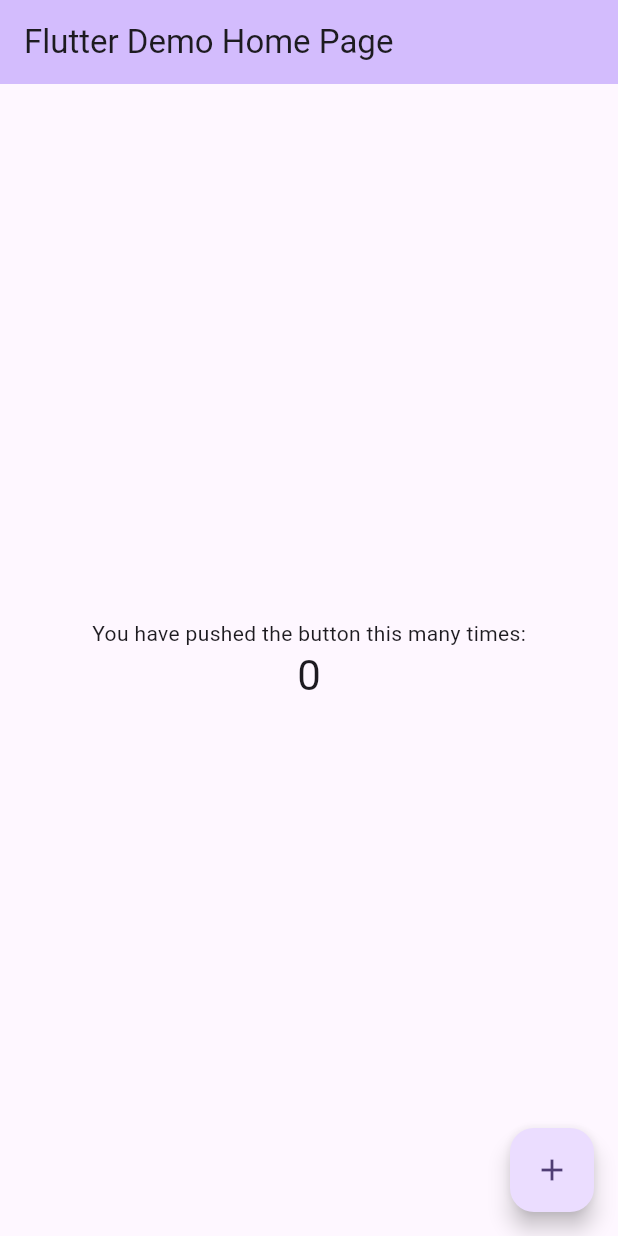
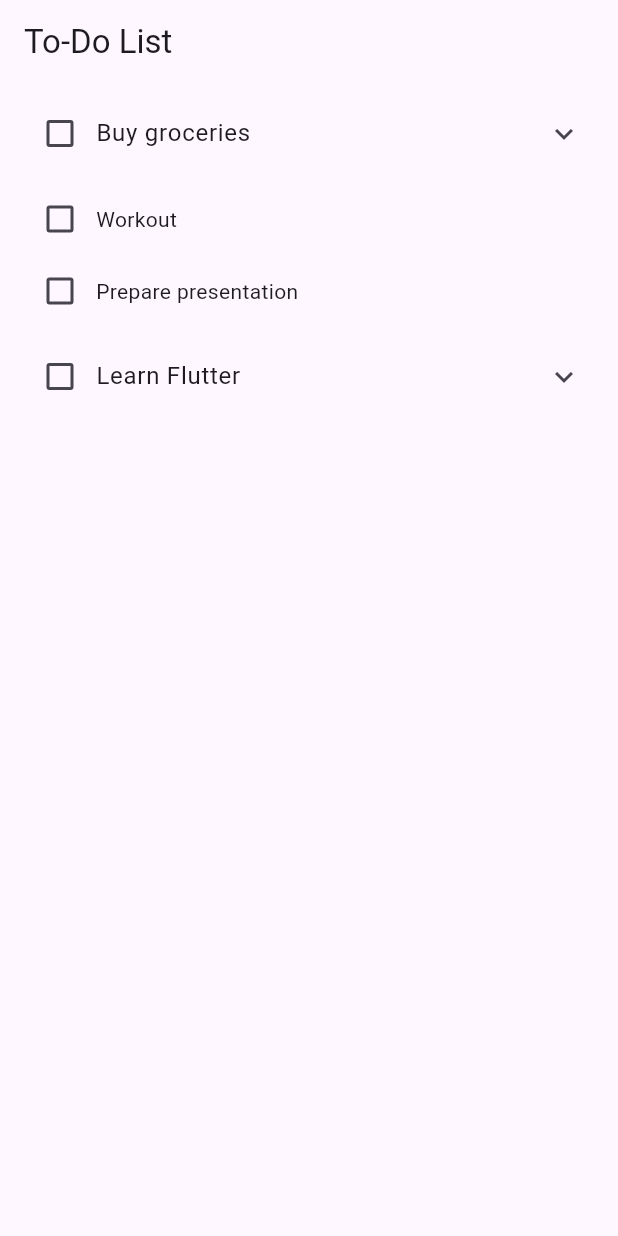
Before and after one commit to rixon08/test_sprint_asia, a Flutter app: the screen it shows after launch, on a phone screen of 412 x 824 dp. Run offline on Flutter 3.47's test engine with Material 3 defaults, Android fonts, the phone set to English and light mode, and no system bars; our stand-ins replace bloc, dio, flutter_bloc, get_it.

Commit message:
Update create bloc

```diff
--- /dev/null
+++ b/lib/core/network/utils/injection.dart
@@ -0,0 +1,4 @@
+
+import 'package:get_it/get_it.dart';
+
+final sl = GetIt.instance;
--- /dev/null
+++ b/lib/features/todo_list/data/repositories/get_task_impl_api.dart
@@ -0,0 +1,16 @@
+import 'package:test_sprint_asia/core/network/api_response.dart';
+import 'package:test_sprint_asia/features/todo_list/domain/models/task_model.dart';
+import 'package:test_sprint_asia/features/todo_list/domain/repositories/abstract_todo_list_api.dart';
+
+class GetTaskImplApi extends AbstractTodoListApi{
+  @override
+  Future<ApiResponse<List<TaskModel>?>> getDataCompletedTask(DateTime date) {
+    return
+  }
+
+  @override
+  Future<ApiResponse<List<TaskModel>?>> getDataOnGoingTask(DateTime date) {
+
+  }
+
+}
--- /dev/null
+++ b/lib/features/todo_list/domain/repositories/abstract_todo_list_api.dart
@@ -0,0 +1,10 @@
+import 'package:test_sprint_asia/core/network/api_response.dart';
+import 'package:test_sprint_asia/features/todo_list/domain/models/task_model.dart';
+
+abstract class AbstractTodoListApi {
+
+  Future<ApiResponse<List<TaskModel>?>> getDataOnGoingTask(DateTime date);
+
+  Future<ApiResponse<List<TaskModel>?>> getDataCompletedTask(DateTime date);
+
+}
--- /dev/null
+++ b/lib/features/todo_list/presentation/bloc/todo_list_bloc.dart
@@ -0,0 +1,13 @@
+import 'package:bloc/bloc.dart';
+import 'package:meta/meta.dart';
+
+part 'todo_list_event.dart';
+part 'todo_list_state.dart';
+
+class TodoListBloc extends Bloc<TodoListEvent, TodoListState> {
+  TodoListBloc() : super(TodoListInitialState()) {
+    on<TodoListInitialEvent>((event, emit) {
+
+    });
+  }
+}
--- /dev/null
+++ b/lib/features/todo_list/presentation/bloc/todo_list_event.dart
@@ -0,0 +1,6 @@
+part of 'todo_list_bloc.dart';
+
+@immutable
+sealed class TodoListEvent {}
+
+final class TodoListInitialEvent extends TodoListEvent {}
--- a/lib/main.dart
+++ b/lib/main.dart
@@ -1,6 +1,7 @@
 import 'package:flutter/material.dart';
 
 void main() {
+  WidgetsFlutterBinding.ensureInitialized();
   runApp(const MyApp());
 }
 
@@ -31,95 +32,117 @@
         colorScheme: ColorScheme.fromSeed(seedColor: Colors.deepPurple),
         useMaterial3: true,
       ),
-      home: const MyHomePage(title: 'Flutter Demo Home Page'),
+      home: TodoListPage(),
     );
   }
 }
 
-class MyHomePage extends StatefulWidget {
-  const MyHomePage({super.key, required this.title});
+class Task {
+  String title;
+  bool isCompleted;
+  List<Task>? subTasks;
 
-  // This widget is the home page of your application. It is stateful, meaning
-  // that it has a State object (defined below) that contains fields that affect
-  // how it looks.
-
-  // This class is the configuration for the state. It holds the values (in this
-  // case the title) provided by the parent (in this case the App widget) and
-  // used by the build method of the State. Fields in a Widget subclass are
-  // always marked "final".
-
-  final String title;
-
-  @override
-  State<MyHomePage> createState() => _MyHomePageState();
+  Task({required this.title, this.isCompleted = false, this.subTasks});
 }
 
-class _MyHomePageState extends State<MyHomePage> {
-  int _counter = 0;
+class TodoListPage extends StatefulWidget {
+  @override
+  _TodoListPageState createState() => _TodoListPageState();
+}
 
-  void _incrementCounter() {
+class _TodoListPageState extends State<TodoListPage> {
+  List<Task> tasks = [
+    Task(title: "Buy groceries", subTasks: [
+      Task(title: "Milk"),
+      Task(title: "Bread"),
+      Task(title: "Eggs"),
+    ]),
+    Task(title: "Workout"),
+    Task(title: "Prepare presentation"),
+    Task(title: "Learn Flutter", subTasks: [
+      Task(title: "Widgets"),
+      Task(title: "State Management"),
+      Task(title: "Navigation"),
+    ]),
+  ];
+
+  void toggleParent(Task task, bool? value) {
     setState(() {
-      // This call to setState tells the Flutter framework that something has
-      // changed in this State, which causes it to rerun the build method below
-      // so that the display can reflect the updated values. If we changed
-      // _counter without calling setState(), then the build method would not be
-      // called again, and so nothing would appear to happen.
-      _counter++;
+      bool newValue = value ?? false;
+      task.isCompleted = newValue;
+      if (task.subTasks != null) {
+        for (var subTask in task.subTasks!) {
+          subTask.isCompleted = newValue;
+        }
+      }
+    });
+  }
+
+  void toggleSubTask(Task parent, Task subTask, bool? value) {
+    setState(() {
+      subTask.isCompleted = value ?? false;
+      if (parent.subTasks != null) {
+        parent.isCompleted = parent.subTasks!.every((task) => task.isCompleted);
+      }
     });
   }
 
   @override
   Widget build(BuildContext context) {
-    // This method is rerun every time setState is called, for instance as done
-    // by the _incrementCounter method above.
-    //
-    // The Flutter framework has been optimized to make rerunning build methods
-    // fast, so that you can just rebuild anything that needs updating rather
-    // than having to individually change instances of widgets.
     return Scaffold(
-      appBar: AppBar(
-        // TRY THIS: Try changing the color here to a specific color (to
-        // Colors.amber, perhaps?) and trigger a hot reload to see the AppBar
-        // change color while the other colors stay the same.
-        backgroundColor: Theme.of(context).colorScheme.inversePrimary,
-        // Here we take the value from the MyHomePage object that was created by
-        // the App.build method, and use it to set our appbar title.
-        title: Text(widget.title),
+      appBar: AppBar(title: Text("To-Do List")),
+      body: ListView(
+        children: tasks.map((task) {
+          if (task.subTasks != null && task.subTasks!.isNotEmpty) {
+            return ExpansionTile(
+              title: Row(
+                children: [
+                  Checkbox(
+                    value: task.isCompleted,
+                    onChanged: (value) => toggleParent(task, value),
+                  ),
+                  Expanded(child: Text(task.title)),
+                ],
+              ),
+              children: task.subTasks!.map((subTask) {
+                return ListTile(
+                  dense: false,
+                  leading: Checkbox(
+                    value: subTask.isCompleted,
+                    onChanged: (value) => toggleSubTask(task, subTask, value),
+                  ),
+                  title: Text(subTask.title),
+                );
+              }).toList(),
+            );
+          } else {
+            return Padding(
+              padding: EdgeInsets.symmetric(horizontal: 16.0),
+              child: Row(
+                  children: [
+                    Checkbox(
+                      value: task.isCompleted,
+                      onChanged: (value) => setState(() {
+                    task.isCompleted = value ?? false;
+                  }),
+                    ),
+                    Expanded(child: Text(task.title)),
+                  ],
+                ),
+            );
+
+            // ListTile(
+            //   leading: Checkbox(
+            //     value: task.isCompleted,
+            //     onChanged: (value) => setState(() {
+            //       task.isCompleted = value ?? false;
+            //     }),
+            //   ),
+            //   title: Text(task.title),
+            // );
+          }
+        }).toList(),
       ),
-      body: Center(
-        // Center is a layout widget. It takes a single child and positions it
-        // in the middle of the parent.
-        child: Column(
-          // Column is also a layout widget. It takes a list of children and
-          // arranges them vertically. By default, it sizes itself to fit its
-          // children horizontally, and tries to be as tall as its parent.
-          //
-          // Column has various properties to control how it sizes itself and
-          // how it positions its children. Here we use mainAxisAlignment to
-          // center the children vertically; the main axis here is the vertical
-          // axis because Columns are vertical (the cross axis would be
-          // horizontal).
-          //
-          // TRY THIS: Invoke "debug painting" (choose the "Toggle Debug Paint"
-          // action in the IDE, or press "p" in the console), to see the
-          // wireframe for each widget.
-          mainAxisAlignment: MainAxisAlignment.center,
-          children: <Widget>[
-            const Text(
-              'You have pushed the button this many times:',
-            ),
-            Text(
-              '$_counter',
-              style: Theme.of(context).textTheme.headlineMedium,
-            ),
-          ],
-        ),
-      ),
-      floatingActionButton: FloatingActionButton(
-        onPressed: _incrementCounter,
-        tooltip: 'Increment',
-        child: const Icon(Icons.add),
-      ), // This trailing comma makes auto-formatting nicer for build methods.
     );
   }
 }
--- a/pubspec.yaml
+++ b/pubspec.yaml
@@ -34,8 +34,14 @@ dependencies:
   # The following adds the Cupertino Icons font to your application.
   # Use with the CupertinoIcons class for iOS style icons.
   cupertino_icons: ^1.0.8
+  flutter_bloc: ^9.0.0
+  dio: ^5.8.0+1
+  get_it: ^8.0.3
+  json_annotation: ^4.9.0
+  json_serializable: ^6.9.3
 
 dev_dependencies:
+  build_runner: ^2.4.14
   flutter_test:
     sdk: flutter
 
```
Also changed, not shown: lib/core/network/api_response.dart (added, +25 -0 lines), lib/core/network/dio_network.dart (added, +188 -0 lines), lib/features/todo_list/domain/models/task_model.dart (added, +22 -0 lines), lib/features/todo_list/domain/usecases/get_all_completed_task.dart (added, +15 -0 lines), lib/features/todo_list/domain/usecases/get_all_on_going_task.dart (added, +15 -0 lines), lib/features/todo_list/presentation/bloc/todo_list_state.dart (added, +14 -0 lines), lib/features/todo_list/presentation/pages/todo_list_page.dart (added, +73 -0 lines), lib/features/todo_list/todo_list_injection.dart (added, +10 -0 lines), logical_test/logical_test.dart (added, +28 -0 lines), lib/features/todo_list/domain/models/task_model.g.dart (added), pubspec.lock.
